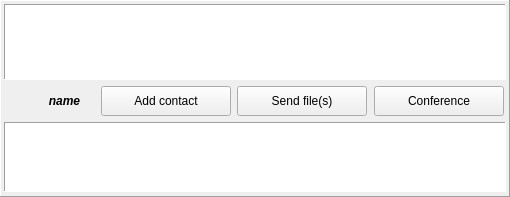
This is Homer/forms/Widgets/MessageWidget.ui in Homer-Conferencing/Homer-Conferencing as Qt 5 draws it before an edit. The edited form follows.
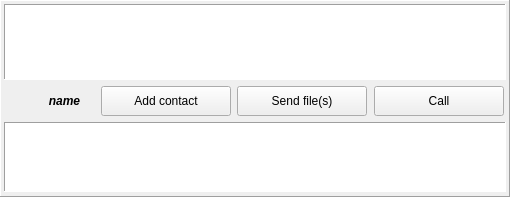
This is the edited form. Icons and pictures are not drawn. Custom widgets are drawn as their Qt base class.

What changed in the file:
```diff
--- a/Homer/forms/Widgets/MessageWidget.ui
+++ b/Homer/forms/Widgets/MessageWidget.ui
@@ -330,7 +330,7 @@
            <string>manage session</string>
           </property>
           <property name="text">
-           <string>Conference</string>
+           <string>Call</string>
           </property>
           <property name="icon">
            <iconset resource="../../resources/Icons.qrc">
```
Left out of the diff: 8 changed lines with no effect on the pictures.
